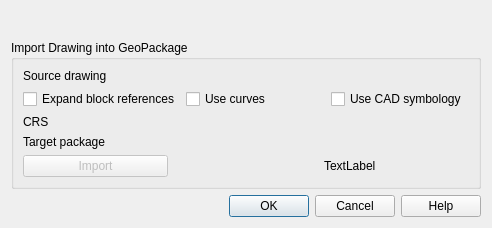
The window that src/ui/qgsdwgimportbase.ui (roya0045/QGIS_1) describes before a commit, drawn with Qt 5.
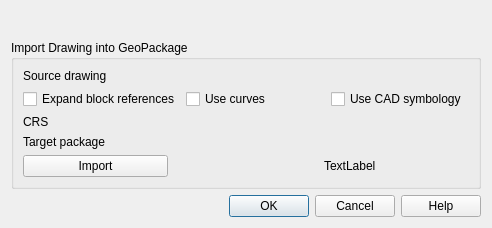
The same window after the commit. Custom widgets are drawn as their Qt base class.

Commit message: enable button

```diff
--- a/src/ui/qgsdwgimportbase.ui
+++ b/src/ui/qgsdwgimportbase.ui
@@ -92,7 +92,7 @@
       <item row="4" column="0">
        <widget class="QPushButton" name="pdImportDrawing">
         <property name="enabled">
-         <bool>false</bool>
+         <bool>true</bool>
         </property>
         <property name="text">
          <string>Import</string>
```
